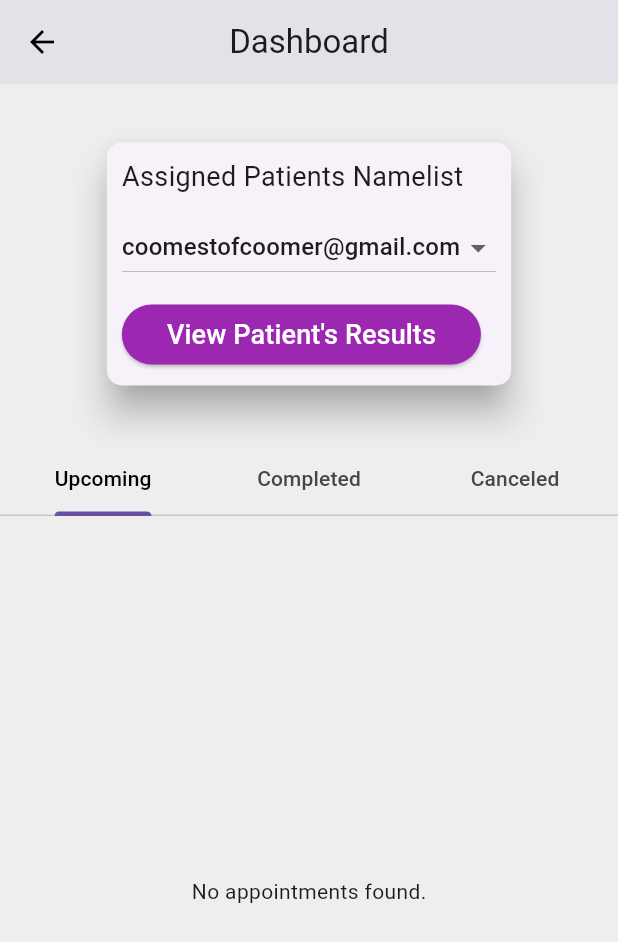
After one commit to bharathkj/SOLWOE-APP, a Flutter app: the DoctorDashboardScreen screen opened directly, on a phone screen of 412 x 824 dp. The commit adds this screen. Shown: the top 942 px of the screen. Run offline on Flutter 3.47's test engine with Material 3 defaults, Android fonts, the phone set to English and light mode, and no system bars; our stand-ins replace animated_text_kit, awesome_notifications, camera, carousel_slider, cloud_firestore, csc_picker and 12 more; missing offline and left inert: agora_uikit, flutter_google_maps_webservices, flutter_phone_direct_caller, flutter_stripe; accounts and stored records are empty.

Commit message:
doctor dashboard screen created, will only appear to doctor users and not to general users; dashboard la some are static and some dynamic

```diff
--- /dev/null
+++ b/lib/screens/doctor_dashboard_screen.dart
@@ -0,0 +1,238 @@
+import 'package:cloud_firestore/cloud_firestore.dart';
+import 'package:flutter/material.dart';
+import 'package:google_fonts/google_fonts.dart';
+import 'package:permission_handler/permission_handler.dart';
+import 'package:solwoe/auth.dart';
+import 'package:solwoe/colors.dart';
+import 'package:solwoe/database.dart';
+import 'package:solwoe/model/appointment.dart';
+import 'package:solwoe/screens/appointment_screen.dart';
+import 'package:intl/intl.dart';
+import 'package:solwoe/screens/video_consultation_screen.dart';
+import 'package:url_launcher/url_launcher.dart';
+
+import 'emotion_chart.dart';
+
+class DoctorDashboardScreen extends StatefulWidget {
+  const DoctorDashboardScreen({super.key});
+
+  @override
+  State<DoctorDashboardScreen> createState() => _DoctorDashboardScreen();
+}
+
+class _DoctorDashboardScreen extends State<DoctorDashboardScreen> {
+  String selectedEmail = "coomestofcoomer@gmail.com";
+  @override
+  void initState() {
+    super.initState();
+  }
+
+  Widget _buildAppointmentsList(String status) {
+    return StreamBuilder<QuerySnapshot>(
+      stream: FirebaseFirestore.instance
+          .collection('appointments')
+          .where("doctor_name", isEqualTo: 'Dr. brian')
+          .orderBy("date", descending: true)
+          .where('status', isEqualTo: status)
+          .limit(5)
+          .snapshots(),
+      builder: (BuildContext context, AsyncSnapshot<QuerySnapshot> snapshot) {
+        if (snapshot.hasError) {
+          return Center(
+            child: Text('Error: ${snapshot.error}'),
+          );
+        }
+        if (!snapshot.hasData) {
+          return Center(child: CircularProgressIndicator());
+        }
+
+        final appointments = snapshot.data!.docs.map((doc) {
+          final data = doc.data() as Map<String, dynamic>;
+          final appointment = Appointment.fromMap(data);
+          appointment.documentId = doc.id;
+          return appointment;
+        }).toList();
+
+        if (appointments.isEmpty) {
+          return Center(
+            child: Text('No appointments found.'),
+          );
+        }
+
+        return ListView.builder(
+          itemCount: appointments.length,
+          itemBuilder: (BuildContext context, int index) {
+            final appointment = appointments[index];
+            return ListTile(
+              title: Text(appointment.patientName),
+              subtitle: Text(
+                  '${appointment.doctorName}, ${appointment.date}, ${appointment
+                      .time}'),
+              trailing: appointment.status == 'booked'
+                  ? appointment.type == '1'
+                  ? Row(
+                mainAxisSize: MainAxisSize.min,
+                children: [
+                  const SizedBox(
+                    width: 4,
+                  ),
+                  ElevatedButton(
+                    onPressed: () async {
+                      // Open phone app with the number "000000000"
+                      launch("tel://7358518218");
+                    },
+                    child: Text('Call'),
+                  ),
+                ],
+              )
+                  : ElevatedButton(
+                onPressed: () async {
+                  await Database().cancelAppointmentCollection(
+                      appointment.documentId);
+                  await Database().cancelAppointmentRealtime(
+                      appointment.doctorId,
+                      appointment.date,
+                      appointment.appointmentId);
+                },
+                child: Text('Cancel'),
+              )
+                  : null,
+            );
+          },
+        );
+      },
+    );
+  }
+
+  @override
+  Widget build(BuildContext context) {
+    return DefaultTabController(
+      length: 3,
+      child: Scaffold(
+        backgroundColor: Colors.grey[200],
+        resizeToAvoidBottomInset: false,
+        appBar: AppBar(
+          centerTitle: true,
+          elevation: 3,
+          backgroundColor: Colors.grey[200],
+          title: Text('Dashboard'),
+          iconTheme: IconThemeData(color: Colors.black),
+        ),
+        body: SafeArea(
+          child: Center(
+            child: Column(
+              mainAxisAlignment: MainAxisAlignment.center,
+              children: [
+                const SizedBox(height: 30),
+                SizedBox(
+                  width: double.infinity,
+                  child: Column(
+                    mainAxisAlignment: MainAxisAlignment.center,
+                    children: [
+                      Padding(
+                        padding: const EdgeInsets.only(left: 10.0),
+                        child: Align(
+                          alignment: Alignment.topLeft,
+
+                        ),
+                      ),
+                      Padding(
+                        padding: const EdgeInsets.only(
+                          left: 12,
+                          right: 12,
+                          top: 5,
+                          bottom: 5,
+                        ),
+                        child: Card(
+                          elevation: 10,
+                          shape: RoundedRectangleBorder(
+                            borderRadius: BorderRadius.circular(10),
+                          ),
+                          shadowColor: Colors.grey,
+                          child: Padding(
+                            padding: const EdgeInsets.all(10.0),
+                            child: Column(
+                              crossAxisAlignment: CrossAxisAlignment.start,
+                              children: [
+                                Text(
+                                  "Assigned Patients Namelist",
+                                  style: TextStyle(
+                                    fontSize: 18,
+                                    fontWeight: FontWeight.w400,
+                                  ),
+                                ),
+                                SizedBox(height: 10),
+                                DropdownButton<String>(
+                                  value: selectedEmail,
+                                  items: [
+                                    DropdownMenuItem<String>(
+                                      value: "coomestofcoomer@gmail.com",
+                                      child: Text("coomestofcoomer@gmail.com"),
+                                    ),
+                                    // Add more email options as needed
+                                  ],
+                                  onChanged: (value) {
+                                    setState(() {
+                                      selectedEmail = value!;
+                                    });
+                                  },
+                                ),
+                                SizedBox(height: 10),
+                                ElevatedButton(
+                                  onPressed: () {
+                                    Navigator.of(context).push(
+                                      MaterialPageRoute(
+                                        builder: (_) => EmotionChart(),
+                                      ),
+                                    );
+                                  },
+                                  style: ElevatedButton.styleFrom(
+                                    padding: const EdgeInsets.symmetric(horizontal: 30),
+                                    backgroundColor: Colors.purple,
+                                    shape: RoundedRectangleBorder(
+                                      borderRadius: BorderRadius.circular(50),
+                                    ),
+                                  ),
+                                  child: Text(
+                                    "View Patient's Results",
+                                    style: TextStyle(
+                                      color: Colors.white,
+                                      fontSize: 18,
+                                    ),
+                                  ),
+                                ),
+                              ],
+                            ),
+                          ),
+                        ),
+                      ),
+                    ],
+                  ),
+                ),
+                const SizedBox(height: 30),
+                TabBar(
+                  labelColor: Colors.black,
+                  tabs: [
+                    Tab(text: 'Upcoming'),
+                    Tab(text: 'Completed'),
+                    Tab(text: 'Canceled'),
+                  ],
+                ),
+                SizedBox(height: 20),
+                Expanded(
+                  child: TabBarView(
+                    children: [
+                      _buildAppointmentsList('booked'),
+                      _buildAppointmentsList('completed'),
+                      _buildAppointmentsList('cancelled'),
+                    ],
+                  ),
+                ),
+              ],
+            ),
+          ),
+        ),
+      ),
+    );
+  }
+}
```
Also changed, not shown: lib/screens/dashboard_screen.dart (+27 -0 lines).
